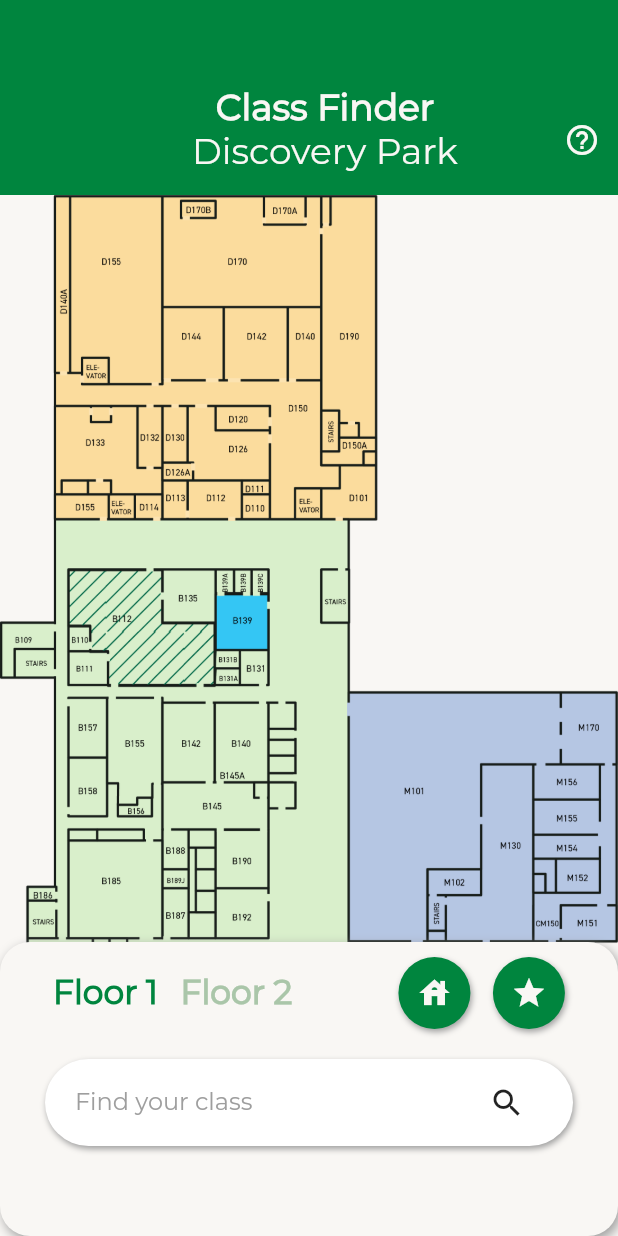
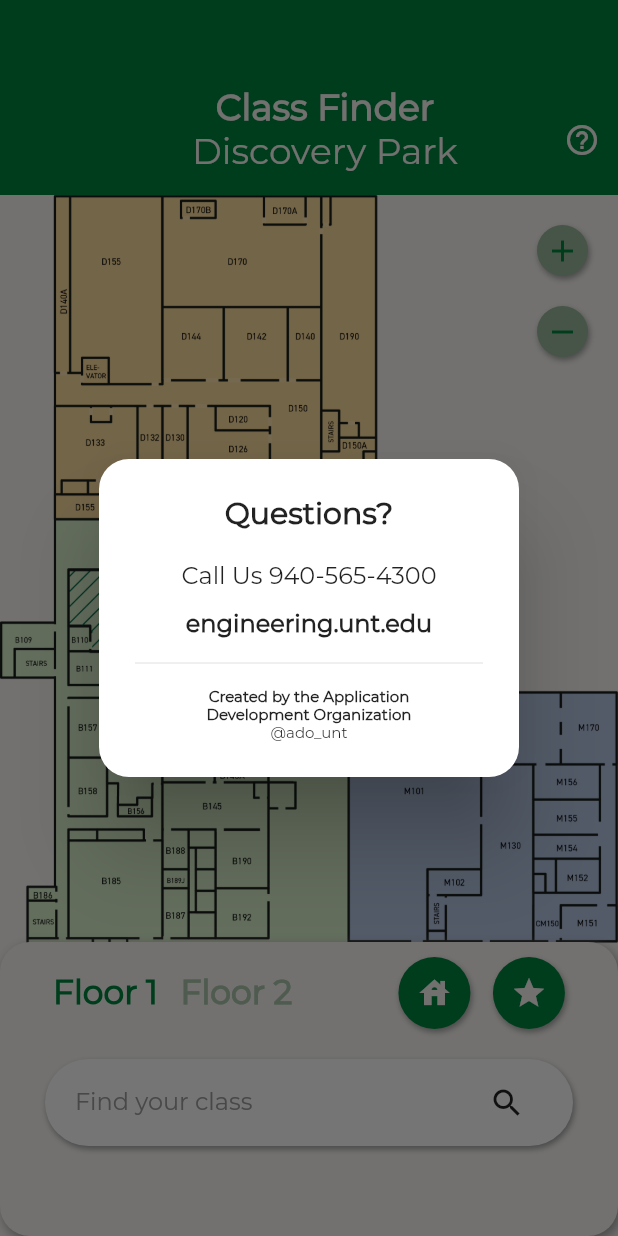
Before and after one commit to AppDevOrgUNT/findMyClass, a Flutter app: the screen it shows after launch, after a tap on the "help outline" icon, on a phone screen of 412 x 824 dp. Run offline on Flutter 3.47's test engine with Material 2 defaults, Android fonts, the phone set to English and light mode, and no system bars; our stand-ins replace photo_view.

Commit message:
Fixed the zoom buttons to appear in screen again; added info alert dialog

```diff
--- a/lib/CustomWidgets/CustomAppBar.dart
+++ b/lib/CustomWidgets/CustomAppBar.dart
@@ -1,5 +1,10 @@
 import 'package:flutter/material.dart';
 import 'package:ado_project_2/constants.dart';
+
+const kInfoTextStyle = TextStyle(
+  fontSize: 10,
+  fontWeight: FontWeight.bold,
+);
 
 class CustomAppBar extends StatelessWidget {
   @override
@@ -35,7 +40,63 @@
                 ),
                 onPressed: () {
                   //TODO: add help information
-                  print("Display info");
+                  showDialog<void>(
+                    context: context,
+                    builder: (BuildContext context) {
+                      return AlertDialog(
+                        shape: RoundedRectangleBorder(
+                          borderRadius: BorderRadius.circular(20),
+                        ),
+                        title: Text(
+                          "Questions?",
+                          style: TextStyle(
+                            fontWeight: FontWeight.bold,
+                          ),
+                          textAlign: TextAlign.center,
+                        ),
+                        content: SingleChildScrollView(
+                          child: ListBody(
+                            children: <Widget>[
+                              Text(
+                                "Call Us 940-565-4300",
+                                textAlign: TextAlign.center,
+                              ),
+                              SizedBox(
+                                height: 12,
+                              ),
+                              Text(
+                                "engineering.unt.edu",
+                                style: TextStyle(
+                                  fontWeight: FontWeight.bold,
+                                ),
+                                textAlign: TextAlign.center,
+                              ),
+                              Padding(
+                                padding:
+                                    const EdgeInsets.symmetric(vertical: 8.0),
+                                child: Divider(),
+                              ),
+                              Text(
+                                "Created by the Application",
+                                style: kInfoTextStyle,
+                                textAlign: TextAlign.center,
+                              ),
+                              Text(
+                                "Development Organization",
+                                style: kInfoTextStyle,
+                                textAlign: TextAlign.center,
+                              ),
+                              Text(
+                                "@ado_unt",
+                                style: TextStyle(fontSize: 10),
+                                textAlign: TextAlign.center,
+                              ),
+                            ],
+                          ),
+                        ),
+                      );
+                    },
+                  );
                 },
               ),
             ],
--- a/lib/HomePage.dart
+++ b/lib/HomePage.dart
@@ -6,6 +6,12 @@
 
 /*
 Resource for bottom search bar: https://www.shauryalabs.com/blog/flutter-tutorial-2/
+ */
+
+/*
+This file has hundreds of lines of code because in order to create the user interface of the app,
+I need Widgets that are dependent on the variables of this file. These widgets are separated into its
+own function within the class, so that it will still be able to access the class variables.
  */
 
 enum FloorOptions {
@@ -53,12 +59,10 @@
                 SizedBox.expand(
                   child: Container(
                     padding: EdgeInsets.only(
-                      // left: 20,
-                      // right: 20,
-                      // bottom: 40,
                       top: 130, //to leave space for the appbar
                     ),
                     child: InteractiveViewer(
+                      //Enables the image to scale
                       minScale: 0.5,
                       maxScale: 3,
                       child: Stack(
@@ -76,10 +80,13 @@
                   ),
                 ),
 
+                //Custom app bar
+                CustomAppBar(),
+
                 //Zoom buttons
                 Positioned(
                   right: 20,
-                  top: 30,
+                  top: 150,
                   child: Column(
                     children: <Widget>[
                       GestureDetector(
@@ -140,11 +147,11 @@
                     ],
                   ),
                 ),
-                CustomAppBar(),
+
+                //Custom search bar
                 Positioned(
                   bottom: 0,
                   child: customSearchBar(),
-                  //child: scrollableSearchBar(context),
                 ),
               ],
             ),
```
